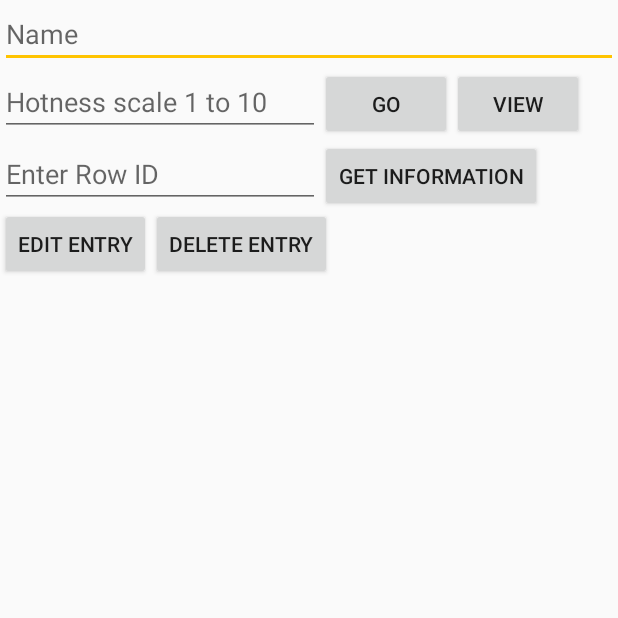
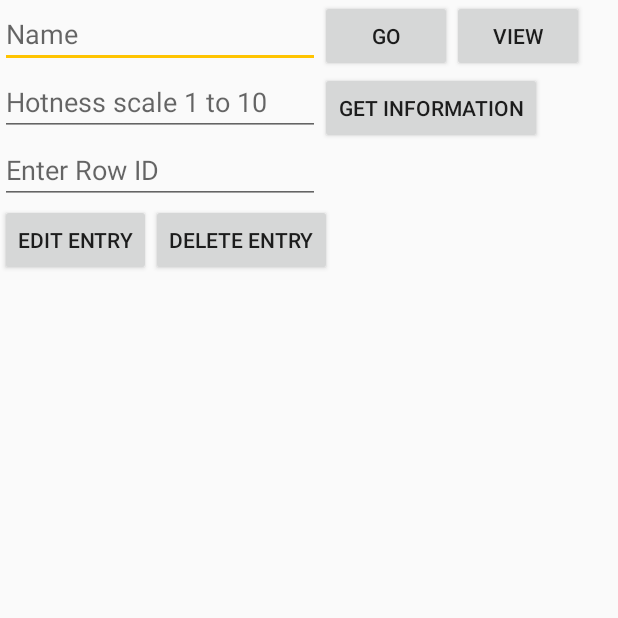
Before and after one commit to Sairaj4522/AndroidDevTuts, an Android app: the screen it shows after launch (SQLiteExample), on a phone screen of 412 x 824 dp, the top half of it. Run offline under Robolectric (Android 15) with nearby library versions, the phone set to English and light mode, and no system bars; libraries missing offline, so code that uses them is left out: com.crashlytics.android, com.facebook.stetho, io.fabric.sdk; 4 statements that could not run were skipped.

Commit message:
Minor changes in the UI elements

```diff
--- a/app/src/main/java/com/wbh/sairajmchavan/simpleapp/SimpleBrowser.java
+++ b/app/src/main/java/com/wbh/sairajmchavan/simpleapp/SimpleBrowser.java
@@ -12,7 +12,6 @@ import android.view.inputmethod.InputMethodManager;
 import android.webkit.WebView;
 import android.widget.Button;
 import android.widget.EditText;
-import android.widget.Toolbar;
 
 public class SimpleBrowser extends Activity implements OnClickListener {
     EditText url;
--- a/app/src/main/res/layout/sqliteexample.xml
+++ b/app/src/main/res/layout/sqliteexample.xml
@@ -21,7 +21,7 @@
     -->
     <EditText
         android:id="@+id/etSQLName"
-        android:layout_width="match_parent"
+        android:layout_width="wrap_content"
         android:layout_height="wrap_content"
         android:inputType="textPersonName"
         android:hint="@string/etSQLName_hint"
@@ -38,23 +38,33 @@
         android:ems="10"
         android:layout_below="@+id/etSQLName" />
 
+    <LinearLayout
+        android:id="@+id/lLayout1"
+        android:layout_width="wrap_content"
+        android:layout_height="wrap_content"
+        android:orientation="horizontal"
+        android:layout_toRightOf="@+id/etSQLName">
 
     <Button
         android:id="@+id/bSQLUpdate"
         android:layout_width="wrap_content"
         android:layout_height="wrap_content"
-        android:text="@string/bSQLUpdate_hint"
-        android:layout_below="@+id/etSQLName"
-        android:layout_toRightOf="@+id/etSQLHotness" />
+        android:text="@string/bSQLUpdate_hint" />
+
+        <Button
+            android:id="@+id/bSQLopenView"
+            android:layout_width="wrap_content"
+            android:layout_height="wrap_content"
+        android:text="@string/bSQLopenView_hint" />
+    </LinearLayout>
 
     <Button
-        android:id="@+id/bSQLopenView"
+        android:id="@+id/bgetInfo"
         android:layout_width="wrap_content"
         android:layout_height="wrap_content"
-        android:text="@string/bSQLopenView_hint"
-        android:layout_below="@+id/etSQLName"
-        android:layout_toRightOf="@+id/bSQLUpdate" />
-
+        android:text="@string/bgetInfo_hint"
+        android:layout_toRightOf="@+id/etSQLHotness"
+        android:layout_below="@+id/lLayout1" />
     <EditText
         android:id="@+id/etSQLrowInfo"
         android:layout_width="wrap_content"
@@ -62,14 +72,8 @@
         android:inputType="number"
         android:hint="@string/etSQLrowInfo_hint"
         android:ems="10"
-        android:layout_below="@+id/bSQLUpdate" />
-    <Button
-        android:id="@+id/bgetInfo"
-        android:layout_width="wrap_content"
-        android:layout_height="wrap_content"
-        android:text="@string/bgetInfo_hint"
-        android:layout_below="@+id/bSQLUpdate"
-        android:layout_toRightOf="@+id/etSQLrowInfo" />
+        android:layout_below="@+id/etSQLHotness" />
+
 
     <Button
         android:id="@+id/bSQLmodify"
```
Also changed, not shown: app/build.gradle (+21 -6 lines), app/src/main/java/com/wbh/sairajmchavan/simpleapp/SQLiteExample.java (+14 -0 lines).
